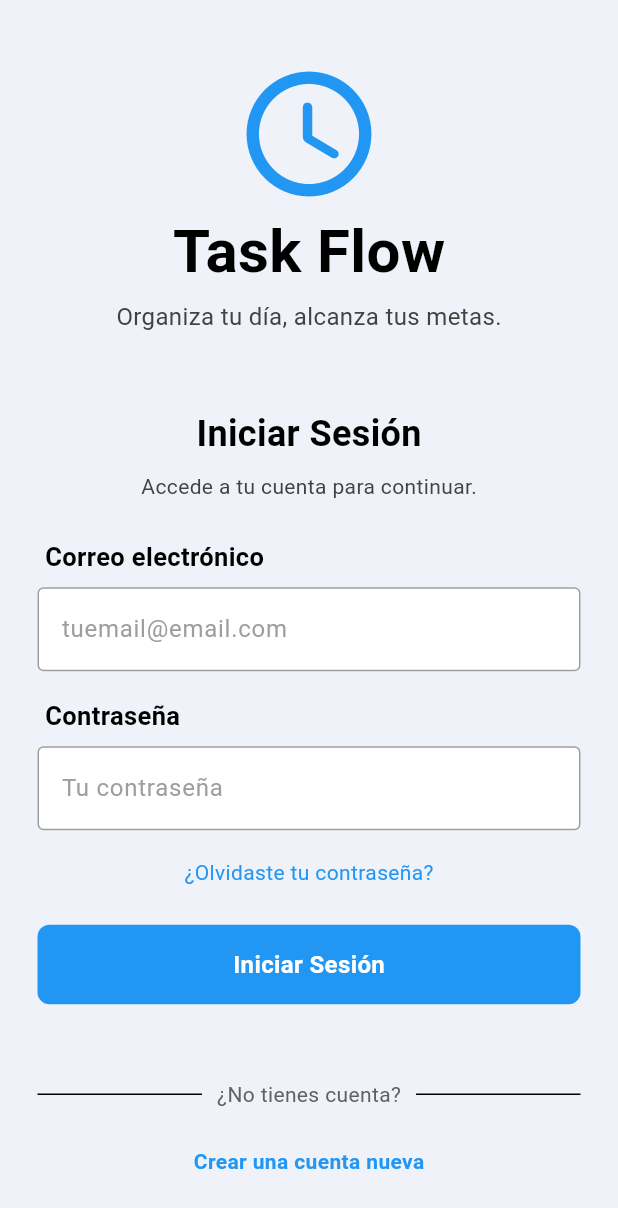
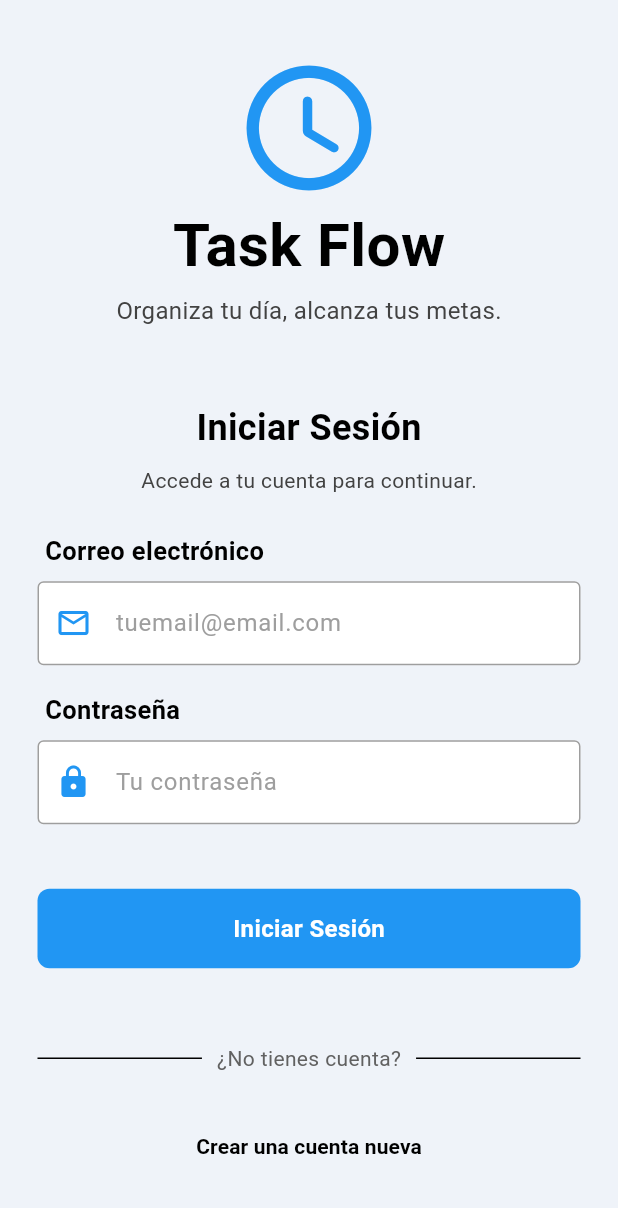
Before and after one commit to Angel-Garcia-Cardenas/Task-Flow, a Flutter app: the screen it shows after launch, on a phone screen of 412 x 824 dp. Shown: the top 1208 px of the screen. Run offline on Flutter 3.47's test engine with Material 3 defaults, Android fonts, the phone set to English and light mode, and no system bars.

Commit message:
Mejoras a la pantalla Login
Se implemento el uso de iconos en la pantalla login para mejorar la usabilidad, además se elimino el enlace para recuperar contraseña

```diff
--- a/lib/screens/login_page.dart
+++ b/lib/screens/login_page.dart
@@ -111,6 +111,7 @@ class LoginPage extends StatelessWidget {
                         MyTextField(
                           controller: emailController,
                           hintText: 'tuemail@email.com',
+                          prefixIcon: Icon(Icons.mail_outline, color: Colors.blue),
                           obscureText: false,
                           onChanged: (_) {
                             // No validamos en cada cambio, solo al perder el foco
@@ -181,6 +182,7 @@ class LoginPage extends StatelessWidget {
                         MyTextField(
                           controller: passwordController,
                           hintText: 'Tu contraseña',
+                          prefixIcon: Icon(Icons.lock, color: Colors.blue),
                           obscureText: true,
                           onChanged: (_) {
                             // No validamos en cada cambio, solo al perder el foco
@@ -233,7 +235,7 @@ class LoginPage extends StatelessWidget {
               ),
 
               const SizedBox(height: 10),
-
+/*
               Padding(
                 padding: const EdgeInsets.symmetric(horizontal: 25.0),
                 child: Row(
@@ -246,7 +248,7 @@ class LoginPage extends StatelessWidget {
                   ],
                 ),
               ),
-
+*/
               const SizedBox(height: 25),
 
               // sign in button
@@ -289,12 +291,16 @@ class LoginPage extends StatelessWidget {
               const SizedBox(width: 4),
               Align(
                 alignment: Alignment.center,
-                  child:
-                        const Text(
+                child: TextButton(
+                  onPressed: () {
+                    // Acción para crear una cuenta nueva
+                  },
+                  child: const Text(
                     'Crear una cuenta nueva',
                     style: TextStyle(
-                            color: Colors.blue,
+                      color: Colors.black,
                       fontWeight: FontWeight.bold,
+                    ),
                   ),
                 ),
               ),
--- a/lib/widgets/my_textfield.dart
+++ b/lib/widgets/my_textfield.dart
@@ -4,6 +4,7 @@ class MyTextField extends StatelessWidget {
   final controller;
   final String hintText;
   final bool obscureText;
+  final Widget? prefixIcon; // Agregar este parámetro
   final Function(String)? onChanged; // Agregar este parámetro
 
   const MyTextField({
@@ -11,6 +12,7 @@ class MyTextField extends StatelessWidget {
     required this.controller,
     required this.hintText,
     required this.obscureText,
+    this.prefixIcon, // Agregar aquí
     this.onChanged, // Agregar aquí
   });
 
@@ -33,7 +35,9 @@ class MyTextField extends StatelessWidget {
             fillColor: Colors.white,
             filled: true,
             hintText: hintText,
-            hintStyle: TextStyle(color: Colors.grey[500])),
+            hintStyle: TextStyle(color: Colors.grey[500]),
+            prefixIcon: prefixIcon,
+        ),// Usar el parámetro aquí
       ),
     );
   }
```
Lines whose indentation alone changed are shown as unchanged.
